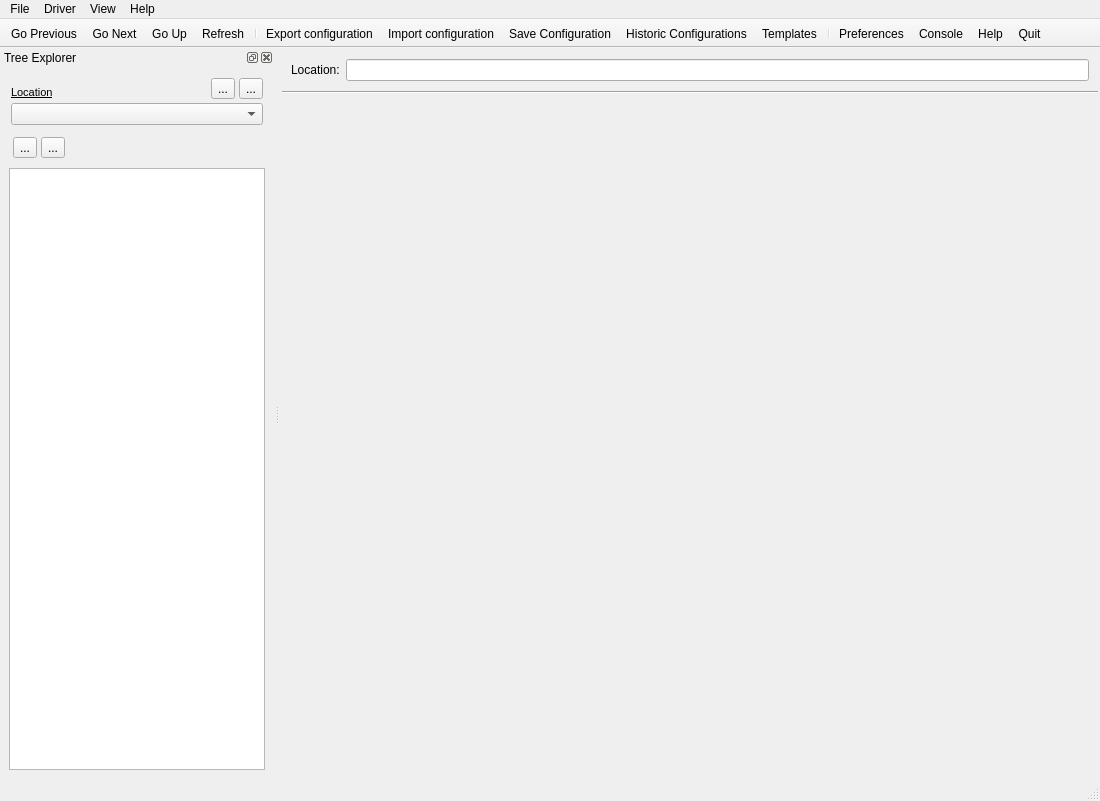
First picture: the form in src/ui_icepapcms/qt_designer_files/icepapcms.ui, repository ALBA-Synchrotron/IcepapCMS, before the edit.
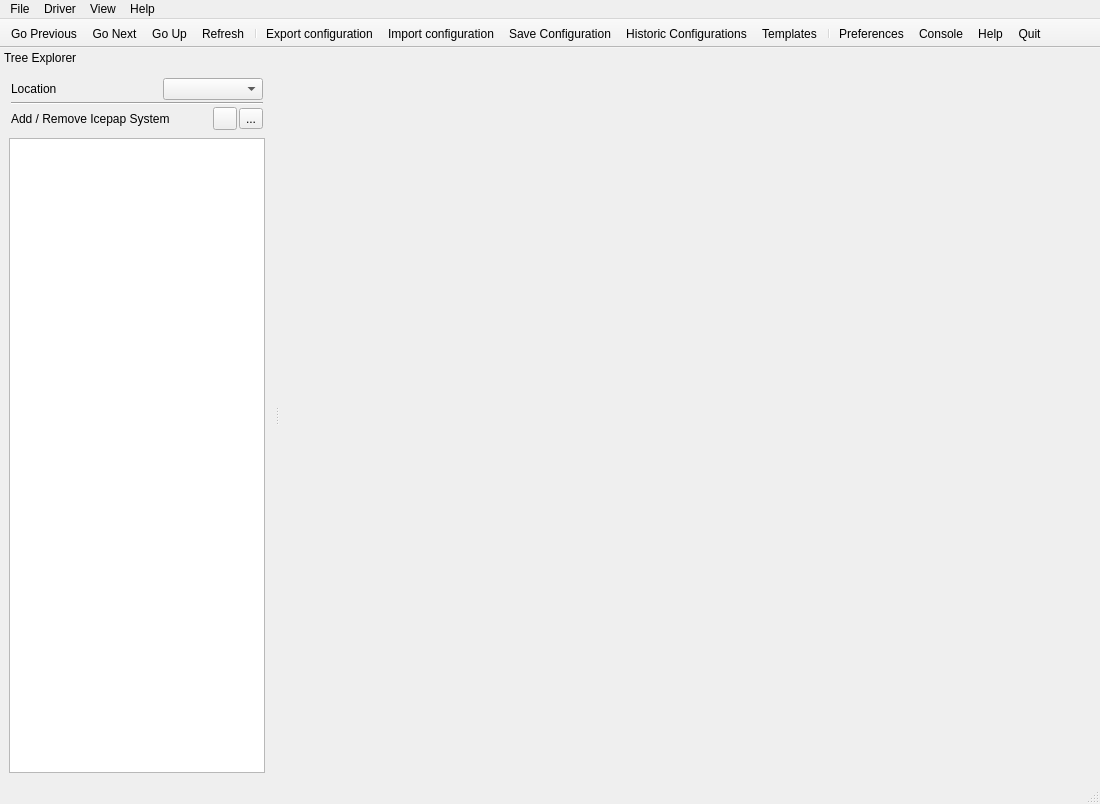
Second picture: the form after the edit. Icons and pictures are not drawn.

Commit message: IcepapCMS 1.17 improvements, new tabs and more functionality. Please see the src/VERSION file

```diff
--- a/src/ui_icepapcms/qt_designer_files/icepapcms.ui
+++ b/src/ui_icepapcms/qt_designer_files/icepapcms.ui
@@ -6,7 +6,7 @@
     <x>0</x>
     <y>0</y>
     <width>1100</width>
-    <height>801</height>
+    <height>804</height>
    </rect>
   </property>
   <property name="sizePolicy" >
@@ -66,110 +66,6 @@
     <property name="leftMargin" >
      <number>1</number>
     </property>
-    <property name="topMargin" >
-     <number>1</number>
-    </property>
-    <property name="rightMargin" >
-     <number>1</number>
-    </property>
-    <property name="bottomMargin" >
-     <number>1</number>
-    </property>
-    <item>
-     <widget class="QFrame" name="frLocationBar" >
-      <property name="frameShape" >
-       <enum>QFrame::NoFrame</enum>
-      </property>
-      <property name="frameShadow" >
-       <enum>QFrame::Raised</enum>
-      </property>
-      <layout class="QVBoxLayout" >
-       <property name="spacing" >
-        <number>1</number>
-       </property>
-       <property name="leftMargin" >
-        <number>1</number>
-       </property>
-       <property name="topMargin" >
-        <number>1</number>
-       </property>
-       <property name="rightMargin" >
-        <number>1</number>
-       </property>
-       <property name="bottomMargin" >
-        <number>1</number>
-       </property>
-       <item>
-        <widget class="QFrame" name="frLocationBarText" >
-         <property name="sizePolicy" >
-          <sizepolicy vsizetype="Fixed" hsizetype="Preferred" >
-           <horstretch>0</horstretch>
-           <verstretch>0</verstretch>
-          </sizepolicy>
-         </property>
-         <property name="minimumSize" >
-          <size>
-           <width>16</width>
-           <height>40</height>
-          </size>
-         </property>
-         <property name="maximumSize" >
-          <size>
-           <width>16777215</width>
-           <height>40</height>
-          </size>
-         </property>
-         <property name="frameShape" >
-          <enum>QFrame::NoFrame</enum>
-         </property>
-         <property name="frameShadow" >
-          <enum>QFrame::Raised</enum>
-         </property>
-         <layout class="QHBoxLayout" >
-          <property name="spacing" >
-           <number>6</number>
-          </property>
-          <property name="leftMargin" >
-           <number>9</number>
-          </property>
-          <property name="topMargin" >
-           <number>9</number>
-          </property>
-          <property name="rightMargin" >
-           <number>9</number>
-          </property>
-          <property name="bottomMargin" >
-           <number>9</number>
-          </property>
-          <item>
-           <widget class="QLabel" name="lblLocation" >
-            <property name="maximumSize" >
-             <size>
-              <width>58</width>
-              <height>16777215</height>
-             </size>
-            </property>
-            <property name="text" >
-             <string>Location:</string>
-            </property>
-           </widget>
-          </item>
-          <item>
-           <widget class="QLineEdit" name="txtLocation" />
-          </item>
-         </layout>
-        </widget>
-       </item>
-       <item>
-        <widget class="Line" name="line" >
-         <property name="orientation" >
-          <enum>Qt::Horizontal</enum>
-         </property>
-        </widget>
-       </item>
-      </layout>
-     </widget>
-    </item>
     <item>
      <widget class="QStackedWidget" name="stackedWidget" >
       <property name="minimumSize" >
@@ -186,16 +82,7 @@
         <property name="spacing" >
          <number>6</number>
         </property>
-        <property name="leftMargin" >
-         <number>9</number>
-        </property>
-        <property name="topMargin" >
-         <number>9</number>
-        </property>
-        <property name="rightMargin" >
-         <number>9</number>
-        </property>
-        <property name="bottomMargin" >
+        <property name="margin" >
          <number>9</number>
         </property>
         <item>
@@ -350,18 +237,18 @@
   <widget class="QDockWidget" name="dockTree" >
    <property name="minimumSize" >
     <size>
-     <width>150</width>
-     <height>16</height>
+     <width>260</width>
+     <height>278</height>
     </size>
    </property>
    <property name="maximumSize" >
     <size>
-     <width>16777215</width>
-     <height>16777215</height>
+     <width>524287</width>
+     <height>524287</height>
     </size>
    </property>
    <property name="features" >
-    <set>QDockWidget::AllDockWidgetFeatures</set>
+    <set>QDockWidget::NoDockWidgetFeatures</set>
    </property>
    <property name="allowedAreas" >
     <set>Qt::LeftDockWidgetArea</set>
@@ -373,89 +260,58 @@
     <number>1</number>
    </attribute>
    <widget class="QWidget" name="dockWidgetContents" >
-    <layout class="QVBoxLayout" >
+    <layout class="QGridLayout" name="gridLayout_2" >
+     <item row="0" column="0" >
+      <widget class="QFrame" name="frame" >
+       <layout class="QGridLayout" name="gridLayout" >
+        <property name="margin" >
+         <number>2</number>
+        </property>
      <property name="spacing" >
-      <number>6</number>
-     </property>
-     <property name="leftMargin" >
-      <number>9</number>
-     </property>
-     <property name="topMargin" >
-      <number>9</number>
-     </property>
-     <property name="rightMargin" >
-      <number>9</number>
-     </property>
-     <property name="bottomMargin" >
-      <number>9</number>
-     </property>
+         <number>2</number>
+        </property>
+        <item row="0" column="0" >
+         <layout class="QHBoxLayout" name="horizontalLayout" >
      <item>
-      <layout class="QGridLayout" >
-       <property name="leftMargin" >
-        <number>2</number>
-       </property>
-       <property name="topMargin" >
-        <number>2</number>
-       </property>
-       <property name="rightMargin" >
-        <number>2</number>
-       </property>
-       <property name="bottomMargin" >
-        <number>2</number>
-       </property>
-       <property name="horizontalSpacing" >
-        <number>4</number>
-       </property>
-       <property name="verticalSpacing" >
-        <number>4</number>
-       </property>
-       <item row="0" column="0" >
         <widget class="QLabel" name="label" >
-         <property name="text" >
-          <string>&lt;html>&lt;head>&lt;meta name="qrichtext" content="1" />&lt;style type="text/css">
-p, li { white-space: pre-wrap; }
-&lt;/style>&lt;/head>&lt;body style=" font-family:'Sans Serif'; font-size:9pt; font-weight:400; font-style:normal; text-decoration:none;">
-&lt;p style=" margin-top:0px; margin-bottom:0px; margin-left:0px; margin-right:0px; -qt-block-indent:0; text-indent:0px;">&lt;span style=" font-size:8pt; text-decoration: underline;">Location&lt;/span>&lt;/p>&lt;/body>&lt;/html></string>
-         </property>
-         <property name="alignment" >
-          <set>Qt::AlignBottom|Qt::AlignLeading|Qt::AlignLeft</set>
-         </property>
-        </widget>
-       </item>
-       <item row="0" column="2" >
-        <widget class="QToolButton" name="btnDeleteLocation" >
-         <property name="text" >
-          <string>...</string>
-         </property>
-         <property name="icon" >
-          <iconset resource="icepapcms.qrc" >:/small_icons/IcepapCFG Icons Petits/process-stop.png</iconset>
-         </property>
-         <property name="iconSize" >
+            <property name="maximumSize" >
           <size>
-           <width>16</width>
-           <height>16</height>
-          </size>
-         </property>
-        </widget>
-       </item>
-       <item row="0" column="1" >
-        <widget class="QToolButton" name="btnAddLocation" >
-         <property name="text" >
-          <string>...</string>
-         </property>
-         <property name="icon" >
-          <iconset resource="icepapcms.qrc" >:/small_icons/IcepapCFG Icons Petits/template.png</iconset>
-         </property>
-         <property name="iconSize" >
+              <width>51</width>
+              <height>16777215</height>
+             </size>
+            </property>
+            <property name="text" >
+             <string>Location</string>
+            </property>
+           </widget>
+          </item>
+          <item>
+           <spacer name="horizontalSpacer_2" >
+            <property name="orientation" >
+             <enum>Qt::Horizontal</enum>
+            </property>
+            <property name="sizeHint" stdset="0" >
           <size>
-           <width>16</width>
-           <height>16</height>
-          </size>
-         </property>
-        </widget>
-       </item>
-       <item row="1" column="0" colspan="3" >
+              <width>40</width>
+              <height>20</height>
+             </size>
+            </property>
+           </spacer>
+          </item>
+          <item>
         <widget class="QComboBox" name="cbLocation" >
+            <property name="minimumSize" >
+             <size>
+              <width>100</width>
+              <height>0</height>
+             </size>
+            </property>
+            <property name="maximumSize" >
+             <size>
+              <width>141</width>
+              <height>16777215</height>
+             </size>
+            </property>
          <property name="editable" >
           <bool>false</bool>
          </property>
@@ -463,34 +319,32 @@
        </item>
       </layout>
      </item>
+        <item row="2" column="0" >
+         <layout class="QHBoxLayout" name="horizontalLayout_2" >
      <item>
-      <widget class="QFrame" name="frame" >
-       <property name="frameShape" >
-        <enum>QFrame::NoFrame</enum>
-       </property>
-       <property name="frameShadow" >
-        <enum>QFrame::Raised</enum>
-       </property>
-       <layout class="QHBoxLayout" >
-        <property name="spacing" >
-         <number>4</number>
-        </property>
-        <property name="leftMargin" >
-         <number>4</number>
-        </property>
-        <property name="topMargin" >
-         <number>4</number>
-        </property>
-        <property name="rightMargin" >
-         <number>4</number>
-        </property>
-        <property name="bottomMargin" >
-         <number>4</number>
-        </property>
+           <widget class="QLabel" name="label_2" >
+            <property name="text" >
+             <string>Add / Remove Icepap System</string>
+            </property>
+           </widget>
+          </item>
+          <item>
+           <spacer name="spacer" >
+            <property name="orientation" >
+             <enum>Qt::Horizontal</enum>
+            </property>
+            <property name="sizeHint" stdset="0" >
+             <size>
+              <width>40</width>
+              <height>20</height>
+             </size>
+            </property>
+           </spacer>
+          </item>
         <item>
          <widget class="QToolButton" name="btnTreeAdd" >
           <property name="text" >
-           <string>...</string>
+             <string/>
           </property>
           <property name="icon" >
            <iconset resource="icepapcms.qrc" >:/small_icons/IcepapCFG Icons Petits/list-add.png</iconset>
@@ -519,23 +373,19 @@
           </property>
          </widget>
         </item>
-        <item>
-         <spacer>
+         </layout>
+        </item>
+        <item row="1" column="0" >
+         <widget class="Line" name="line" >
           <property name="orientation" >
            <enum>Qt::Horizontal</enum>
           </property>
-          <property name="sizeHint" >
-           <size>
-            <width>40</width>
-            <height>20</height>
-           </size>
-          </property>
-         </spacer>
+         </widget>
         </item>
        </layout>
       </widget>
      </item>
-     <item>
+     <item row="1" column="0" >
       <widget class="QTreeView" name="treeView" >
        <property name="iconSize" >
         <size>
@@ -548,6 +398,17 @@
     </layout>
    </widget>
   </widget>
+  <widget class="QStatusBar" name="statusbar" >
+   <property name="sizePolicy" >
+    <sizepolicy vsizetype="MinimumExpanding" hsizetype="Preferred" >
+     <horstretch>0</horstretch>
+     <verstretch>0</verstretch>
+    </sizepolicy>
+   </property>
+   <property name="sizeGripEnabled" >
+    <bool>true</bool>
+   </property>
+  </widget>
   <action name="actionAbout" >
    <property name="text" >
     <string>About</string>
```
Left out of the diff: 72 changed lines with no effect on the pictures. Lines whose indentation alone changed are shown as unchanged. The commit also changes 48 other files.
